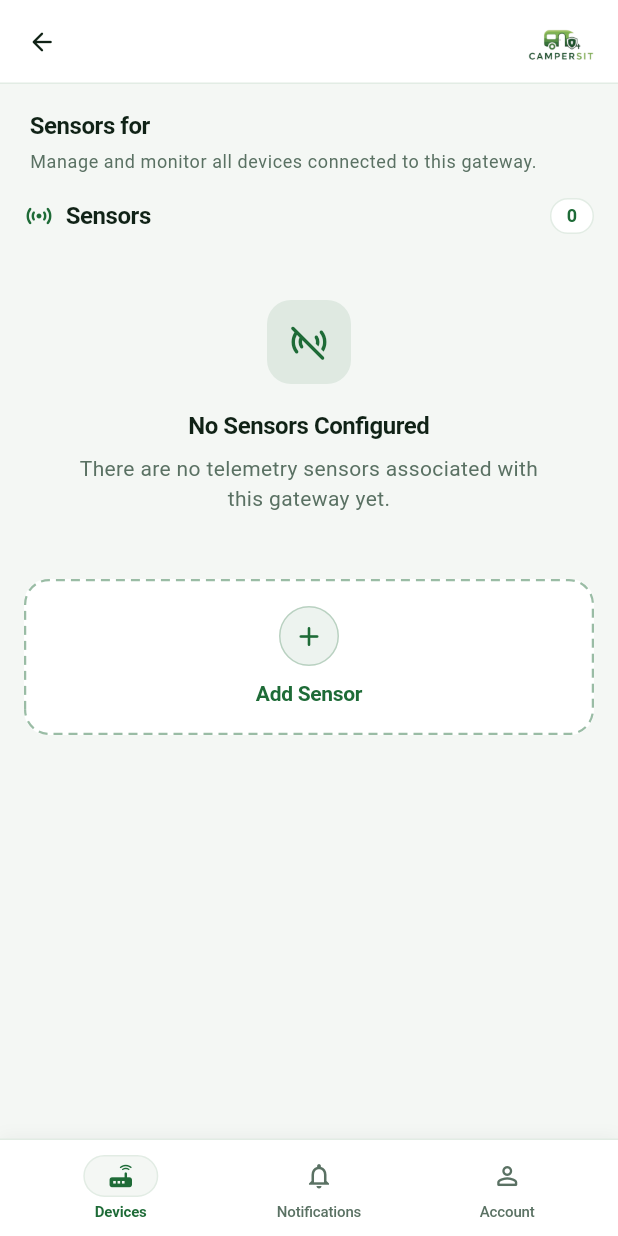
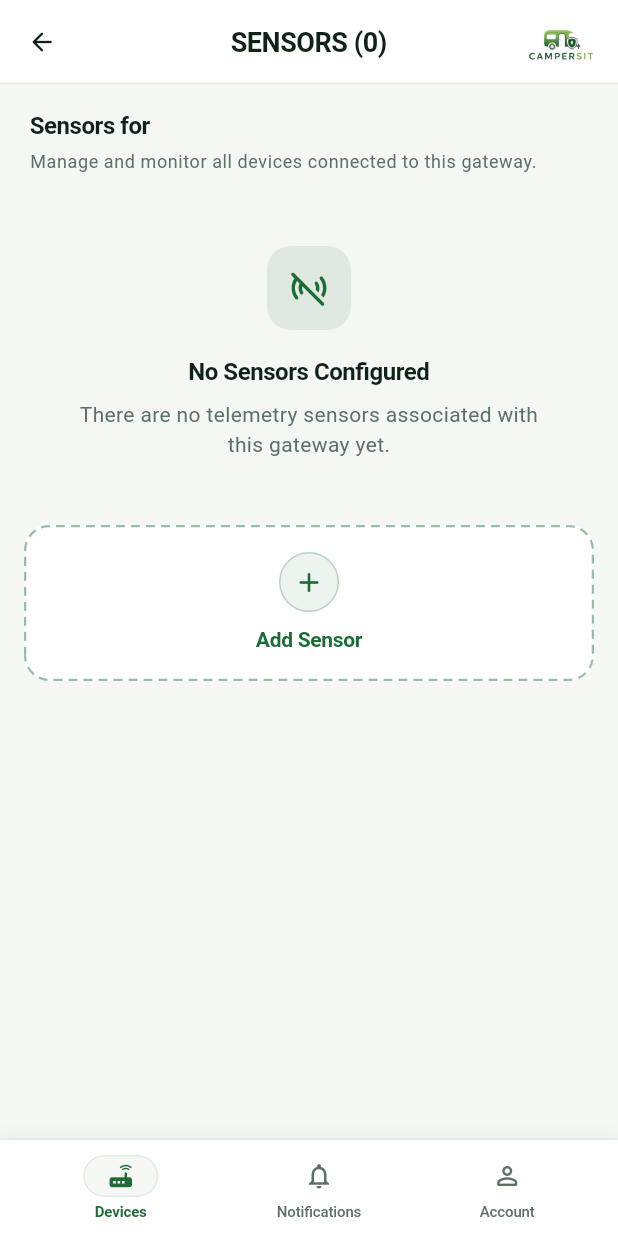
Before and after one commit to dabredo/campersit-app, a Flutter app: the _GatewayDetailContent screen opened directly with empty values, on a phone screen of 412 x 824 dp. Run offline on Flutter 3.47's test engine with Material 3 defaults, Android fonts, the phone set to English and light mode, and no system bars; our stand-ins replace cloud_firestore, cloud_functions, firebase_auth, firebase_core, firebase_messaging, flutter_riverpod and 1 more; missing offline and left inert: dart:html; accounts and stored records are empty; generated files the repository leaves out were written again.

Commit message:
feat(ui): uppercase navbar titles with dynamic counts and remove redundant sensor header

```diff
--- a/lib/screens/account_screen.dart
+++ b/lib/screens/account_screen.dart
@@ -32,7 +32,7 @@ class AccountScreen extends ConsumerWidget {
     final preferencesAsync = ref.watch(userNotificationPreferencesProvider);
 
     return CustomScaffold(
-      title: 'Account',
+      title: 'ACCOUNT',
       showBottomNavBar: false,
       body: ListView(
         padding: const EdgeInsets.symmetric(horizontal: 16, vertical: 16),
--- a/lib/screens/actuators_screen.dart
+++ b/lib/screens/actuators_screen.dart
@@ -34,7 +34,7 @@ class ActuatorsScreen extends ConsumerWidget {
       _ => null,
     };
     final title =
-        actuatorsCount != null ? 'Actuators ($actuatorsCount)' : 'Actuators';
+        actuatorsCount != null ? 'ACTUATORS ($actuatorsCount)' : 'ACTUATORS';
 
     return CustomScaffold(
       title: title,
--- a/lib/screens/gateway_detail_screen.dart
+++ b/lib/screens/gateway_detail_screen.dart
@@ -28,19 +28,19 @@ class GatewayDetailScreen extends ConsumerWidget {
     }
 
     return switch (gatewayAsync) {
-      AsyncLoading() => _GatewayMessageScaffold(
-        title: gatewayId,
-        body: const CircularProgressIndicator(color: AppColors.primaryAccent),
+      AsyncLoading() => const _GatewayMessageScaffold(
+        title: 'SENSORS',
+        body: CircularProgressIndicator(color: AppColors.primaryAccent),
       ),
       AsyncError(:final error) => _GatewayMessageScaffold(
-        title: gatewayId,
+        title: 'SENSORS',
         body: _CenteredMessage(
           'Error loading gateway details:\n${AppErrorFormatter.format(error)}',
           color: AppColors.danger,
         ),
       ),
       AsyncData() => const _GatewayMessageScaffold(
-        title: 'Gateway Details',
+        title: 'SENSORS',
         body: _CenteredMessage('Gateway not found.'),
       ),
     };
@@ -90,24 +90,18 @@ class _GatewayDetailContent extends StatelessWidget {
   @override
   Widget build(BuildContext context) {
     return CustomScaffold(
-      title: gateway.id,
+      title: 'SENSORS (${gateway.sensors.length})',
       showBackButton: true,
       body: CustomScrollView(
         slivers: [
           SliverPadding(
-            padding: const EdgeInsets.fromLTRB(16, 16, 16, 4),
+            padding: const EdgeInsets.fromLTRB(16, 16, 16, 16),
             sliver: SliverToBoxAdapter(
               child: SectionHeader(
                 title: 'Sensors for ${gateway.id}',
                 subtitle:
                     'Manage and monitor all devices connected to this gateway.',
               ),
-            ),
-          ),
-          SliverPadding(
-            padding: const EdgeInsets.fromLTRB(16, 12, 16, 12),
-            sliver: SliverToBoxAdapter(
-              child: SensorsSectionHeader(sensorCount: gateway.sensors.length),
             ),
           ),
           SliverPadding(
--- a/lib/screens/home_screen.dart
+++ b/lib/screens/home_screen.dart
@@ -18,9 +18,12 @@ class HomeScreen extends ConsumerWidget {
   @override
   Widget build(BuildContext context, WidgetRef ref) {
     final gatewaysAsyncValue = ref.watch(userGatewaysProvider);
+    final gateways = gatewaysAsyncValue.value;
+    final title =
+        gateways != null ? 'GATEWAYS (${gateways.length})' : 'GATEWAYS';
 
     return CustomScaffold(
-      title: 'Gateways',
+      title: title,
       showBottomNavBar: false,
       body: gatewaysAsyncValue.when(
         data: (gateways) {
--- a/lib/screens/notifications_screen.dart
+++ b/lib/screens/notifications_screen.dart
@@ -28,7 +28,7 @@ class NotificationsScreen extends ConsumerWidget {
     final notificationsAsync = ref.watch(userNotificationsProvider);
 
     return CustomScaffold(
-      title: 'Notifications',
+      title: 'NOTIFICATIONS',
       showBottomNavBar: false,
       body: switch (notificationsAsync) {
         AsyncLoading() => const Center(
--- a/lib/widgets/common/nav_bar.dart
+++ b/lib/widgets/common/nav_bar.dart
@@ -20,7 +20,7 @@ class NavBar extends StatelessWidget implements PreferredSizeWidget {
     return AppBar(
       centerTitle: true,
       title: Text(
-        title,
+        title.toUpperCase(),
         overflow: TextOverflow.ellipsis,
       ),
       automaticallyImplyLeading: false,
--- a/lib/widgets/gateway/sensors_sliver.dart
+++ b/lib/widgets/gateway/sensors_sliver.dart
@@ -1,14 +1,17 @@
 import 'package:flutter/material.dart';
 
 import '../../models/gateway.dart';
-import '../../theme/app_theme.dart';
 import '../common/add_device_card.dart';
 import '../common/app_empty_state.dart';
 import '../sensor/add_sensor_bottom_sheet.dart';
 import '../sensor/sensor_card.dart';
 
 class SensorsSliver extends StatelessWidget {
-  const SensorsSliver({super.key, required this.gatewayId, required this.sensors});
+  const SensorsSliver({
+    super.key,
+    required this.gatewayId,
+    required this.sensors,
+  });
 
   static const double _wideLayoutBreakpoint = 500;
   static const double _sensorSpacing = 12;
@@ -94,9 +97,7 @@ class _SensorGridRow extends StatelessWidget {
       children: [
         Expanded(child: firstWidget),
         SizedBox(width: spacing),
-        Expanded(
-          child: secondWidget ?? const SizedBox.shrink(),
-        ),
+        Expanded(child: secondWidget ?? const SizedBox.shrink()),
       ],
     );
   }
@@ -115,49 +116,3 @@ class AddSensorCard extends StatelessWidget {
     );
   }
 }
-
-class SensorsSectionHeader extends StatelessWidget {
-  const SensorsSectionHeader({super.key, required this.sensorCount});
-
-  final int sensorCount;
-
-  @override
-  Widget build(BuildContext context) {
-    final textTheme = Theme.of(context).textTheme;
-
-    return Row(
-      crossAxisAlignment: CrossAxisAlignment.center,
-      children: [
-        const Icon(
-          Icons.sensors_rounded,
-          color: AppColors.primaryAccent,
-          size: 20,
-        ),
-        const SizedBox(width: 8),
-        Text(
-          'Sensors',
-          style: textTheme.titleMedium?.copyWith(
-            fontWeight: FontWeight.w700,
-            color: AppColors.textPrimary,
-          ),
-        ),
-        const Spacer(),
-        Container(
-          padding: const EdgeInsets.symmetric(horizontal: 10, vertical: 3),
-          decoration: BoxDecoration(
-            color: AppColors.cardSurface,
-            borderRadius: AppRadius.borderXl,
-            border: Border.all(color: AppColors.borderLight),
-          ),
-          child: Text(
-            '$sensorCount',
-            style: textTheme.labelMedium?.copyWith(
-              fontWeight: FontWeight.w600,
-              color: AppColors.primaryAccent,
-            ),
-          ),
-        ),
-      ],
-    );
-  }
-}
```
Also changed, not shown: lib/screens/camera_captures_screen.dart (+4 -3 lines), 8 other files.
